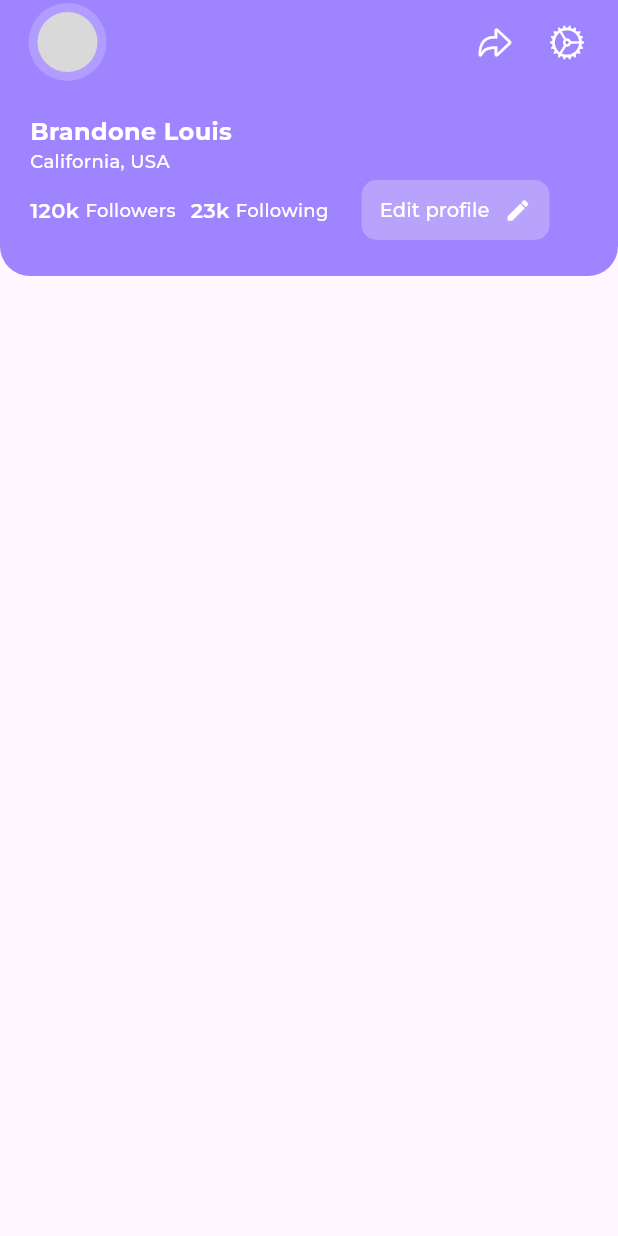
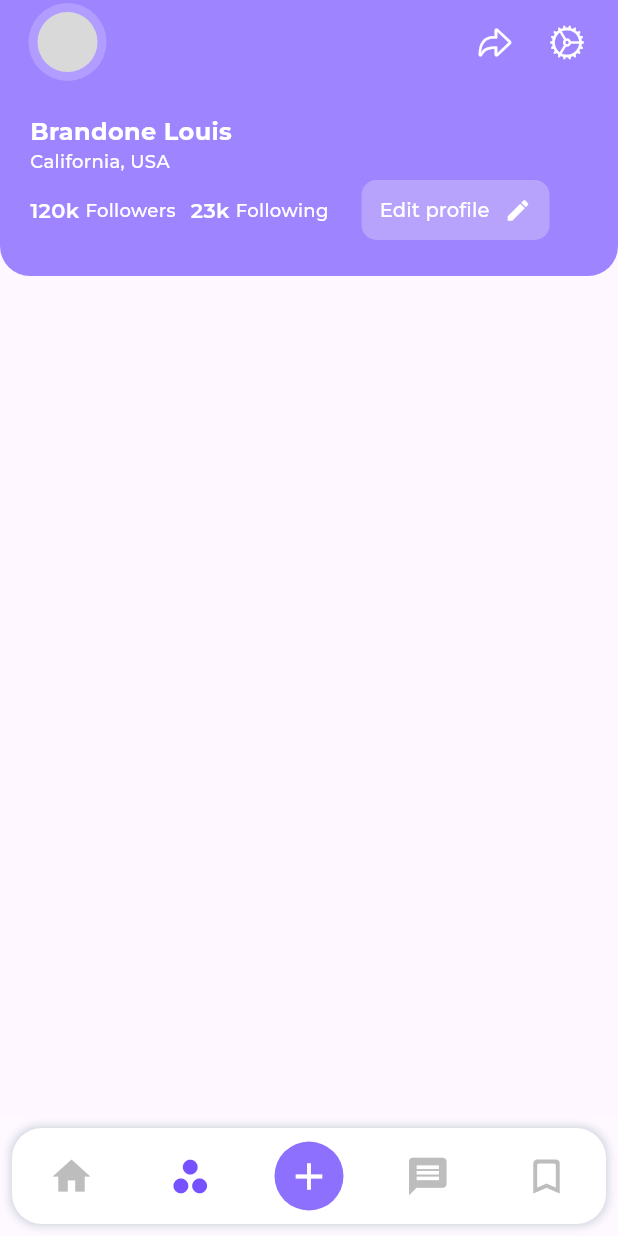
Before and after one commit to khusantoy/job-finder-app-profile-page, a Flutter app: the screen it shows after launch, on a phone screen of 412 x 824 dp. Run offline on Flutter 3.47's test engine with Material 3 defaults, Android fonts, the phone set to English and light mode, and no system bars; project files that could hold a hidden picture were left out.

Commit message:
added bottom navigation bar

```diff
--- a/lib/main.dart
+++ b/lib/main.dart
@@ -177,6 +177,77 @@ class _MyAppState extends State<MyApp> {
             ),
           ],
         ),
+        bottomNavigationBar: BottomAppBar(
+          color: Colors.transparent,
+          surfaceTintColor: Colors.white,
+          padding: const EdgeInsets.all(8),
+          child: Container(
+            width: 330,
+            height: 120,
+            decoration: BoxDecoration(
+                color: Colors.white,
+                borderRadius: BorderRadius.circular(20),
+                boxShadow: const [
+                  BoxShadow(
+                    color: Color.fromRGBO(20, 78, 90, 0.2),
+                    offset: Offset(
+                      0,
+                      0,
+                    ),
+                    blurRadius: 4,
+                    spreadRadius: 1,
+                  ),
+                ]),
+            child: Row(
+              mainAxisAlignment: MainAxisAlignment.spaceAround,
+              children: [
+                IconButton(
+                  onPressed: () {},
+                  icon: Icon(
+                    Icons.home,
+                    size: 30,
+                    color: Colors.grey.shade400,
+                  ),
+                ),
+                IconButton(
+                  onPressed: () {},
+                  icon: const Icon(
+                    Icons.spoke,
+                    size: 30,
+                    color: Color.fromRGBO(117, 81, 255, 1),
+                  ),
+                ),
+                IconButton(
+                  style: IconButton.styleFrom(
+                    backgroundColor: const Color.fromRGBO(142, 112, 255, 1),
+                  ),
+                  onPressed: () {},
+                  icon: const Icon(
+                    Icons.add,
+                    size: 30,
+                    color: Colors.white,
+                  ),
+                ),
+                IconButton(
+                  onPressed: () {},
+                  icon: Icon(
+                    Icons.message,
+                    size: 30,
+                    color: Colors.grey.shade400,
+                  ),
+                ),
+                IconButton(
+                  onPressed: () {},
+                  icon: Icon(
+                    Icons.bookmark_border_rounded,
+                    size: 30,
+                    color: Colors.grey.shade400,
+                  ),
+                )
+              ],
+            ),
+          ),
+        ),
       ),
     );
   }
```
